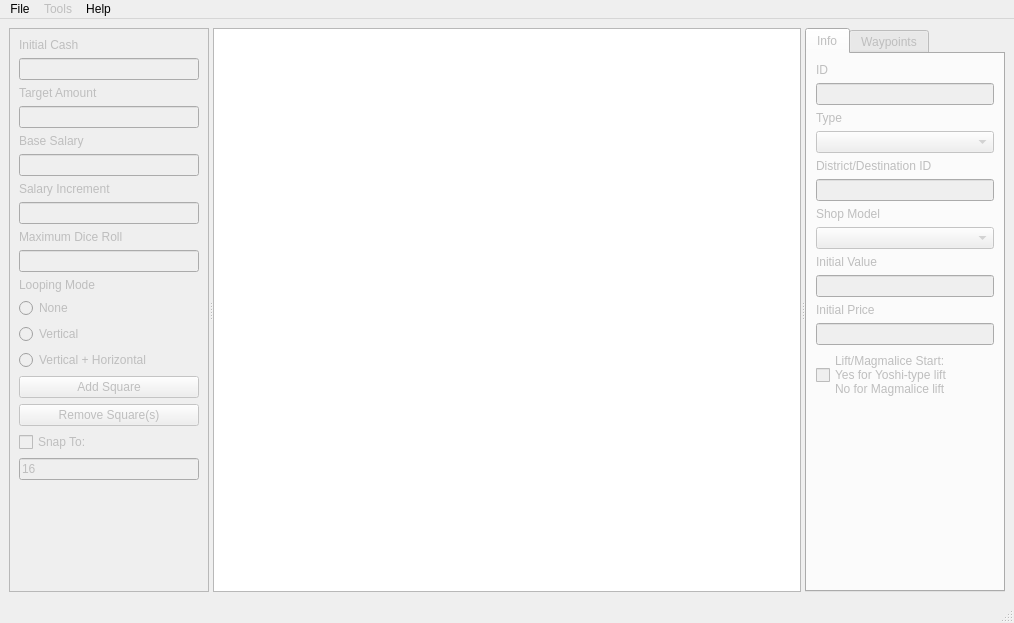
Above: mainwindow.ui from FortuneStreetModding/fortune-avenue-qt before the change. Below: the same form after it.
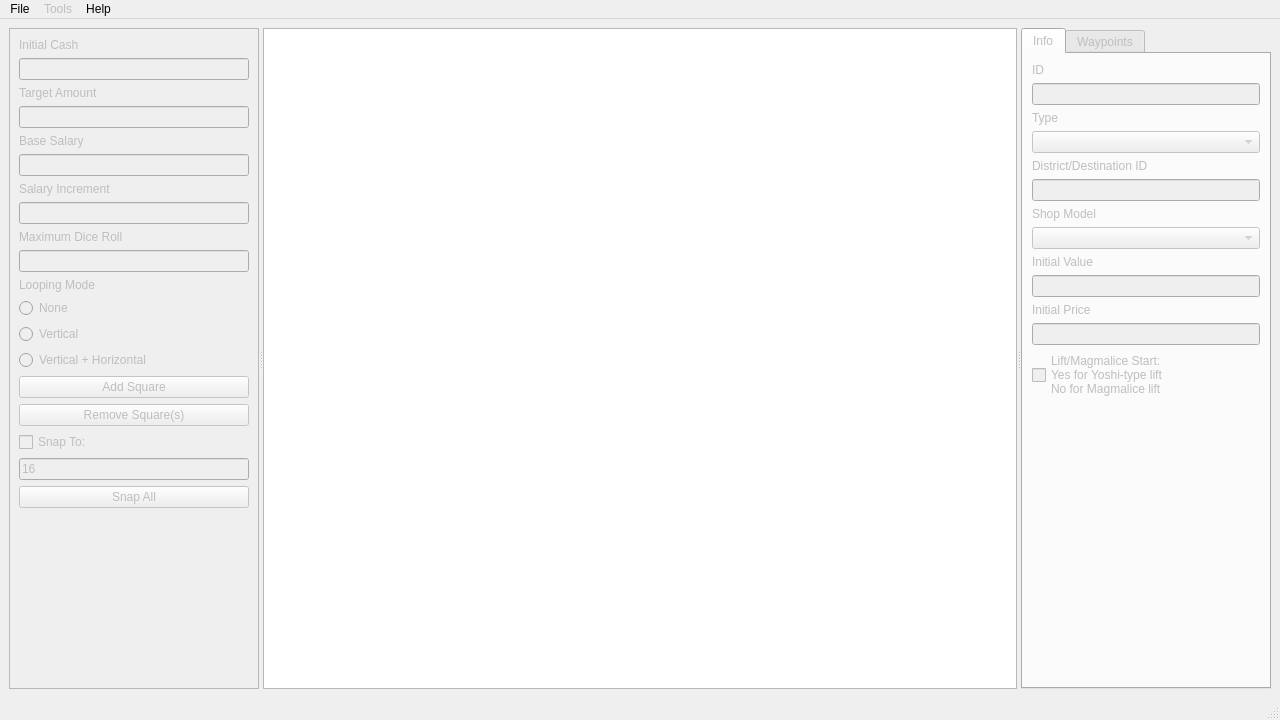
That is the form after the change.

Commit message: add and implement snap all button

The edit to the form file:
```diff
--- a/mainwindow.ui
+++ b/mainwindow.ui
@@ -6,8 +6,8 @@
    <rect>
     <x>0</x>
     <y>0</y>
-    <width>1014</width>
-    <height>623</height>
+    <width>1280</width>
+    <height>720</height>
    </rect>
   </property>
   <property name="windowTitle">
@@ -32,7 +32,7 @@
        </property>
        <property name="maximumSize">
         <size>
-         <width>200</width>
+         <width>250</width>
          <height>16777215</height>
         </size>
        </property>
@@ -164,6 +164,13 @@
           </property>
          </widget>
         </item>
+        <item>
+         <widget class="QPushButton" name="snapAll">
+          <property name="text">
+           <string>Snap All</string>
+          </property>
+         </widget>
+        </item>
         <item>
          <spacer name="verticalSpacer">
           <property name="orientation">
@@ -192,7 +199,7 @@
        </property>
        <property name="maximumSize">
         <size>
-         <width>200</width>
+         <width>250</width>
          <height>16777215</height>
         </size>
        </property>
@@ -498,7 +505,7 @@
     <rect>
      <x>0</x>
      <y>0</y>
-     <width>1014</width>
+     <width>1280</width>
      <height>24</height>
     </rect>
    </property>
```
The commit also changes 3 other files.
